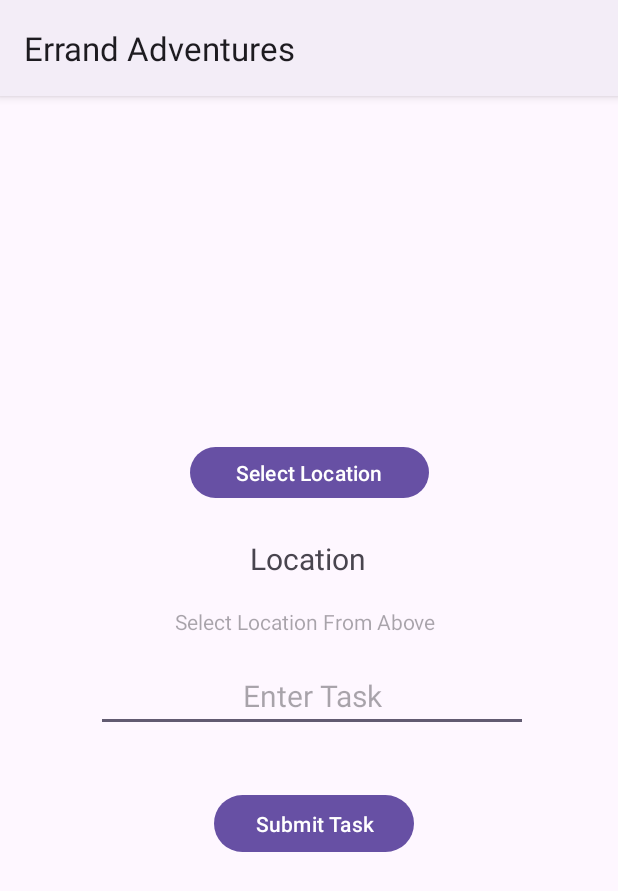
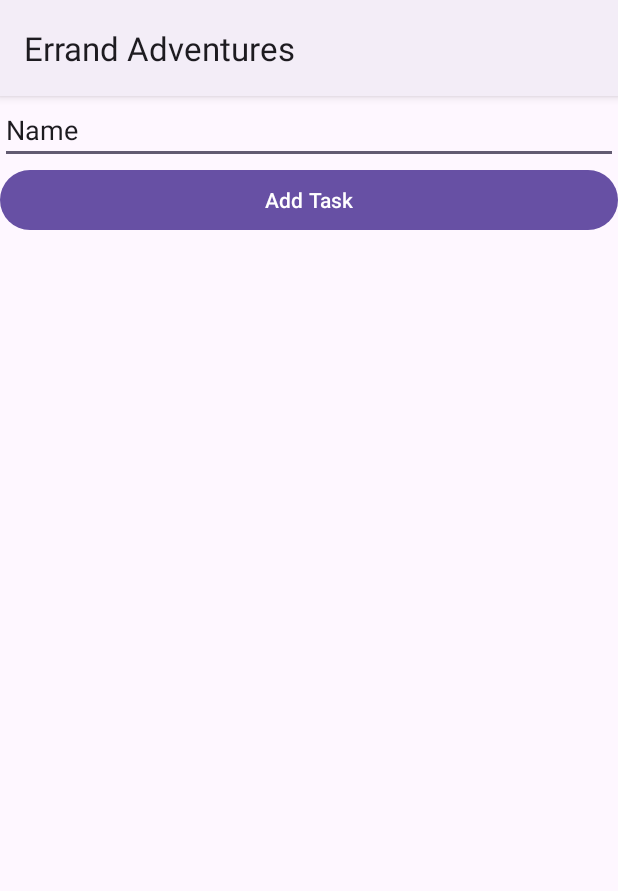
Before and after one commit to Imortallix/Errand-Adventures, an Android app: the ErrandAdventureActivity screen opened directly, with no data from a screen before it, after a tap on "Add Destination", on a phone screen of 412 x 824 dp. Shown: the top 891 px of the screen. Run offline under Robolectric (Android 15) with nearby library versions, the phone set to English and light mode, and no system bars; 1 statement that could not run was skipped.

Commit message:
Rui's submition

```diff
--- a/app/build.gradle
+++ b/app/build.gradle
@@ -37,6 +37,8 @@ dependencies {
     implementation 'com.google.android.gms:play-services-location:21.0.1'
     implementation 'com.google.android.libraries.places:places:3.3.0'
     testImplementation 'junit:junit:4.13.2'
+    implementation 'com.google.android.gms:play-services-location:21.0.1'
+    implementation 'com.google.android.gms:play-services-maps:18.2.0'
     androidTestImplementation 'androidx.test.ext:junit:1.1.5'
     androidTestImplementation 'androidx.test.espresso:espresso-core:3.5.1'
 }
--- a/app/src/main/AndroidManifest.xml
+++ b/app/src/main/AndroidManifest.xml
@@ -36,9 +36,6 @@
                 <category android:name="android.intent.category.LAUNCHER" />
             </intent-filter>
         </activity>
-        <meta-data
-            android:name="com.google.android.geo.API_KEY"
-            android:value="AIzaSyCV-8eX99fUvdUwa-18QfcvoVKIKB9Ucsw"/>
     </application>
 
 </manifest>
--- a/app/src/main/res/layout/activity_add_stop2.xml
+++ b/app/src/main/res/layout/activity_add_stop2.xml
@@ -1,68 +1,24 @@
 <?xml version="1.0" encoding="utf-8"?>
-<androidx.constraintlayout.widget.ConstraintLayout xmlns:android="http://schemas.android.com/apk/res/android"
+<LinearLayout xmlns:android="http://schemas.android.com/apk/res/android"
     xmlns:app="http://schemas.android.com/apk/res-auto"
     xmlns:tools="http://schemas.android.com/tools"
     android:layout_width="match_parent"
     android:layout_height="match_parent"
+    android:orientation="vertical"
     tools:context=".AddStop">
-
-
-    <Button
-        android:id="@+id/button"
-        android:layout_width="159dp"
-        android:layout_height="42dp"
-        android:layout_marginBottom="488dp"
-        android:onClick="startAutocompleteActivity"
-        android:text="Select Location"
-        app:layout_constraintBottom_toBottomOf="parent"
-        app:layout_constraintEnd_toEndOf="parent"
-        app:layout_constraintStart_toStartOf="parent" />
 
     <EditText
         android:id="@+id/task"
-        android:layout_width="288dp"
-        android:layout_height="42dp"
-        android:layout_marginEnd="60dp"
-        android:layout_marginBottom="336dp"
+        android:layout_width="match_parent"
+        android:layout_height="wrap_content"
         android:ems="10"
-        android:gravity="center_horizontal"
-        android:hint="Enter Task"
         android:inputType="text"
-        android:textSize="20dp"
-        app:layout_constraintBottom_toBottomOf="parent"
-        app:layout_constraintEnd_toEndOf="parent" />
-
-    <TextView
-        android:id="@+id/name"
-        android:layout_width="265dp"
-        android:layout_height="19dp"
-        android:layout_marginEnd="76dp"
-        android:layout_marginBottom="400dp"
-        android:gravity="center_horizontal"
-        android:hint="Select Location From Above"
-        app:layout_constraintBottom_toBottomOf="parent"
-        app:layout_constraintEnd_toEndOf="parent" />
-
-    <TextView
-        android:id="@+id/textView2"
-        android:layout_width="269dp"
-        android:layout_height="29dp"
-        android:layout_marginEnd="72dp"
-        android:layout_marginBottom="436dp"
-        android:gravity="center_horizontal"
-        android:text="Location"
-        android:textSize="20dp"
-        app:layout_constraintBottom_toBottomOf="parent"
-        app:layout_constraintEnd_toEndOf="parent" />
+        android:text="Name" />
 
     <Button
         android:id="@+id/done"
-        android:layout_width="133dp"
-        android:layout_height="46dp"
-        android:layout_marginEnd="136dp"
-        android:layout_marginBottom="252dp"
-        android:onClick="done"
-        android:text="Submit Task"
-        app:layout_constraintBottom_toBottomOf="parent"
-        app:layout_constraintEnd_toEndOf="parent" />
-</androidx.constraintlayout.widget.ConstraintLayout>
+        android:layout_width="match_parent"
+        android:layout_height="wrap_content"
+        android:text="Add Task"
+        android:onClick="done"/>
+</LinearLayout>
--- a/app/src/main/res/menu/menu1.xml
+++ b/app/src/main/res/menu/menu1.xml
@@ -4,8 +4,13 @@
     <item
         android:layout_width="wrap_content"
         android:layout_height="wrap_content"
-        android:title="Edit"
-        android:id="@+id/edit"/>
+        android:title="Map"
+        android:id="@+id/map"/>
+    <item
+        android:layout_width="wrap_content"
+        android:layout_height="wrap_content"
+        android:title="Restart"
+        android:id="@+id/restart"/>
     <item
         android:layout_width="wrap_content"
         android:layout_height="wrap_content"
--- a/app/src/main/res/values/strings.xml
+++ b/app/src/main/res/values/strings.xml
@@ -2,5 +2,6 @@
     <string name="app_name">Errand Adventures</string>
     <!-- TODO: Remove or change this placeholder text -->
     <string name="hello_blank_fragment">Hello blank fragment</string>
-    <string name="done">done</string>
+    <string name="api_key">AIzaSyDav7gJSkiNgX3nkDGQOgGzd6VNhi-eMXE</string>
+
 </resources>
```
Also changed, not shown: app/src/main/java/com/cs407/errandadventures/ErrandAdventureActivity.java (+2 -5 lines), app/src/main/java/com/cs407/errandadventures/ListenHelper.java (added, +15 -0 lines), app/src/main/java/com/cs407/errandadventures/Maps.java (added, +88 -0 lines), app/src/main/java/com/cs407/errandadventures/Stop.java (+10 -0 lines), app/src/main/java/com/cs407/errandadventures/mapFragment.java (+52 -106 lines), app/src/main/res/layout/activity_maps.xml (added, +24 -0 lines).
